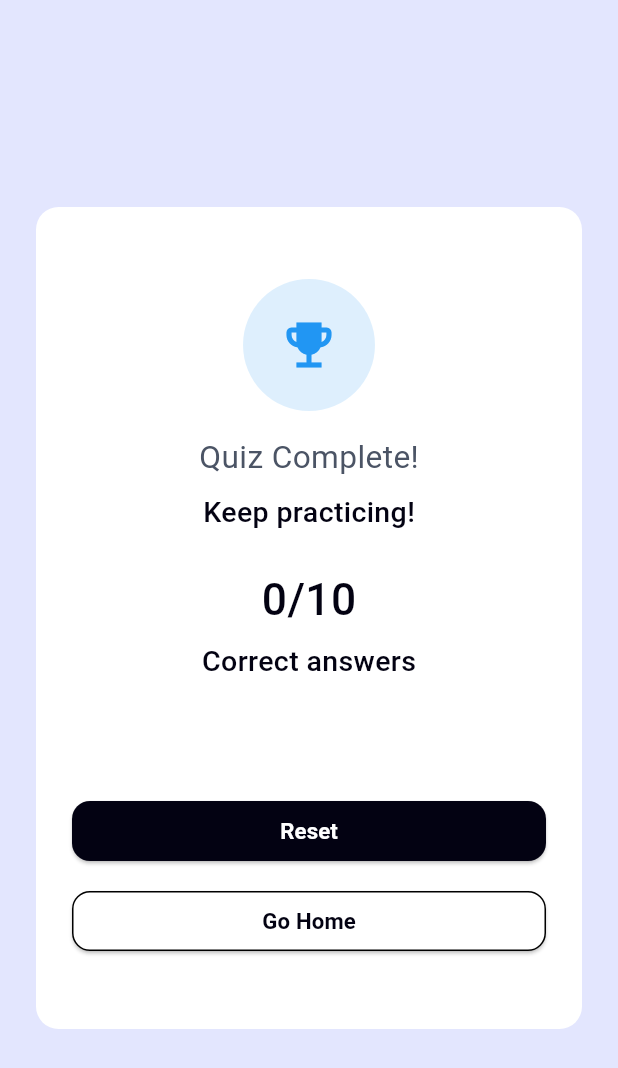
After one commit to assil-mathlouthi/quizz_app, a Flutter app: the ResultView screen opened by its route, on a phone screen of 412 x 824 dp. The commit adds this screen. Shown: the top 1068 px of the screen. Run offline on Flutter 3.47's test engine with Material 3 defaults, Android fonts, the phone set to English and light mode, and no system bars; our stand-ins replace dartz, dio, flutter_svg, get.

Commit message:
add result view

```diff
--- a/lib/core/utils/app_router.dart
+++ b/lib/core/utils/app_router.dart
@@ -1,15 +1,20 @@
 import 'package:get/get.dart';
 import 'package:quizz_app/features/home/views/home_view.dart';
 import 'package:quizz_app/features/quizz/views/quiz_view.dart';
+import 'package:quizz_app/features/result/views/result_view.dart';
 
 abstract class AppRouter {
   static const String homeView = "/";
   static const String quizView = "/quizView";
+  static const String resultView = "/resultView";
+
 
   static List<GetPage<dynamic>>? getViews() {
     return [
       GetPage(name: homeView, page: () => const HomeView()),
       GetPage(name: quizView, page: () => const QuizView()),
+      GetPage(name: resultView, page: () => const ResultView()),
+
     ];
   }
 }
--- a/lib/core/utils/app_style.dart
+++ b/lib/core/utils/app_style.dart
@@ -21,6 +21,14 @@ abstract class AppStyles {
       color: Theme.of(context).colorScheme.primary,
       fontWeight: FontWeight.w500,
       fontSize: getResponsiveFontSize(context, fontSize: 18),
+    );
+  }
+
+  static TextStyle fontMedium28(BuildContext context) {
+    return TextStyle(
+      color: Theme.of(context).colorScheme.primary,
+      fontWeight: FontWeight.w500,
+      fontSize: getResponsiveFontSize(context, fontSize: 28),
     );
   }
 
--- a/lib/features/home/widgets/custom_button.dart
+++ b/lib/features/home/widgets/custom_button.dart
@@ -3,23 +3,37 @@ import 'package:quizz_app/core/extension/color_scheme_shorthand.dart';
 import 'package:quizz_app/core/utils/app_style.dart';
 
 class CustomButton extends StatelessWidget {
-  const CustomButton({super.key, required this.onPressed, required this.text});
+  const CustomButton({
+    super.key,
+    required this.onPressed,
+    required this.text,
+    this.reverse = false,
+  });
 
   final VoidCallback onPressed;
   final String text;
+  final bool reverse;
 
   @override
   Widget build(BuildContext context) {
     return ElevatedButton(
       style: ElevatedButton.styleFrom(
         padding: EdgeInsets.symmetric(horizontal: 12, vertical: 8),
-        backgroundColor: context.colors.primary,
+        backgroundColor: reverse
+            ? context.colors.onSurface
+            : context.colors.primary,
         shape: RoundedRectangleBorder(
+          side: reverse ? BorderSide() : BorderSide.none,
           borderRadius: BorderRadiusGeometry.circular(12),
         ),
       ),
       onPressed: onPressed,
-      child: Text(text, style: AppStyles.fontBold14(context)),
+      child: Text(
+        text,
+        style: AppStyles.fontBold14(
+          context,
+        ).copyWith(color: reverse ? context.colors.primary : null),
+      ),
     );
   }
 }
--- a/lib/features/home/widgets/custom_linear_progess_indicator.dart
+++ b/lib/features/home/widgets/custom_linear_progess_indicator.dart
@@ -29,7 +29,7 @@ class CustomLinearProgressInidicator extends GetView<QuizController> {
         LinearProgressIndicator(
           borderRadius: BorderRadius.circular(12),
           minHeight: 8,
-          value: controller.currentQuestionIndex.value * .1,
+          value: (controller.currentQuestionIndex.value + 1) * .1,
           backgroundColor: context.colors.onSurface,
           valueColor: AlwaysStoppedAnimation(context.colors.primary),
         ),
--- a/lib/features/quizz/controllers/quiz_controller.dart
+++ b/lib/features/quizz/controllers/quiz_controller.dart
@@ -2,6 +2,7 @@ import 'dart:developer';
 
 import 'package:get/get.dart';
 import 'package:quizz_app/core/interface/quiz_repo.dart';
+import 'package:quizz_app/core/utils/app_router.dart';
 import 'package:quizz_app/features/quizz/models/quiz_model.dart';
 
 class QuizController extends GetxController {
@@ -42,7 +43,10 @@ class QuizController extends GetxController {
 
   void goToNext() {
     if (questions.isEmpty) return;
-    if (currentQuestionIndex.value >= questions.length - 1) return;
+    if (currentQuestionIndex.value >= questions.length - 1) {
+      Get.toNamed(AppRouter.resultView);
+      return;
+    }
 
     showAnswer.value = false;
     choosedOption.value = "";
--- /dev/null
+++ b/lib/features/result/views/result_view.dart
@@ -0,0 +1,11 @@
+import 'package:flutter/material.dart';
+import 'package:quizz_app/features/result/widgets/result_view_body.dart';
+
+class ResultView extends StatelessWidget {
+  const ResultView({super.key});
+
+  @override
+  Widget build(BuildContext context) {
+    return const Scaffold(body: SafeArea(child: ResultViewBody()));
+  }
+}
--- /dev/null
+++ b/lib/features/result/widgets/result_view_body.dart
@@ -0,0 +1,105 @@
+import 'package:flutter/material.dart';
+import 'package:get/get.dart';
+import 'package:quizz_app/core/extension/color_scheme_shorthand.dart';
+import 'package:quizz_app/core/extension/gap_shorthand.dart';
+import 'package:quizz_app/core/utils/app_router.dart';
+import 'package:quizz_app/core/utils/app_style.dart';
+import 'package:quizz_app/features/home/widgets/custom_button.dart';
+import 'package:quizz_app/features/quizz/controllers/quiz_controller.dart';
+
+class ResultViewBody extends GetView<QuizController> {
+  const ResultViewBody({super.key});
+
+  @override
+  Widget build(BuildContext context) {
+    final int correctAnswers = controller.score.value;
+    final int totalQuestions = 10;
+
+    final double ratio = totalQuestions == 0
+        ? 0
+        : (correctAnswers / totalQuestions).clamp(0, 1);
+
+    final String headline = ratio >= .8
+        ? 'Excellent work!'
+        : ratio >= .5
+        ? 'Nice job, keep practicing!'
+        : 'Keep practicing!';
+
+    final Color trophyColor = ratio >= .5 ? Colors.green : Colors.blue;
+    final int filledStars = (ratio * 5).round().clamp(0, 5);
+
+    return Center(
+      child: Container(
+        padding: const EdgeInsets.symmetric(horizontal: 24.0, vertical: 48),
+        margin: const EdgeInsets.symmetric(horizontal: 24.0),
+        decoration: BoxDecoration(
+          color: context.colors.onSurface,
+          borderRadius: BorderRadius.circular(15),
+        ),
+        child: Column(
+          mainAxisSize: MainAxisSize.min,
+
+          children: [
+            CircleAvatar(
+              radius: 44,
+              backgroundColor: trophyColor.withValues(alpha: .15),
+              child: Icon(Icons.emoji_events, color: trophyColor, size: 40),
+            ),
+            16.h,
+            Text('Quiz Complete!', style: AppStyles.fontRegular20(context)),
+            8.h,
+            Text(headline, style: AppStyles.fontMedium18(context)),
+            24.h,
+            Text(
+              '$correctAnswers/$totalQuestions',
+              style: AppStyles.fontMedium28(context),
+            ),
+            6.h,
+            Text('Correct answers', style: AppStyles.fontMedium18(context)),
+            16.h,
+            Row(
+              mainAxisAlignment: MainAxisAlignment.center,
+              children: List.generate(5, (index) {
+                final bool filled = index < filledStars;
+                return Icon(
+                  filled ? Icons.star_rounded : Icons.star_border_rounded,
+                  color: filled
+                      ? Colors.amber
+                      : context.colors.onSurfaceVariant,
+                  size: 28,
+                );
+              }),
+            ),
+            32.h,
+            Row(
+              children: [
+                Expanded(
+                  child: CustomButton(
+                    onPressed: () {
+                      Get.back();
+                    },
+                    text: "Reset",
+                  ),
+                ),
+              ],
+            ),
+            12.h,
+            Row(
+              children: [
+                Expanded(
+                  child: CustomButton(
+                    reverse: true,
+                    onPressed: () {
+                      Get.offNamed(AppRouter.homeView);
+                    },
+                    text: "Go Home",
+                  ),
+                ),
+              ],
+            ),
+          ],
+        ),
+      ),
+    );
+  }
+}
```
